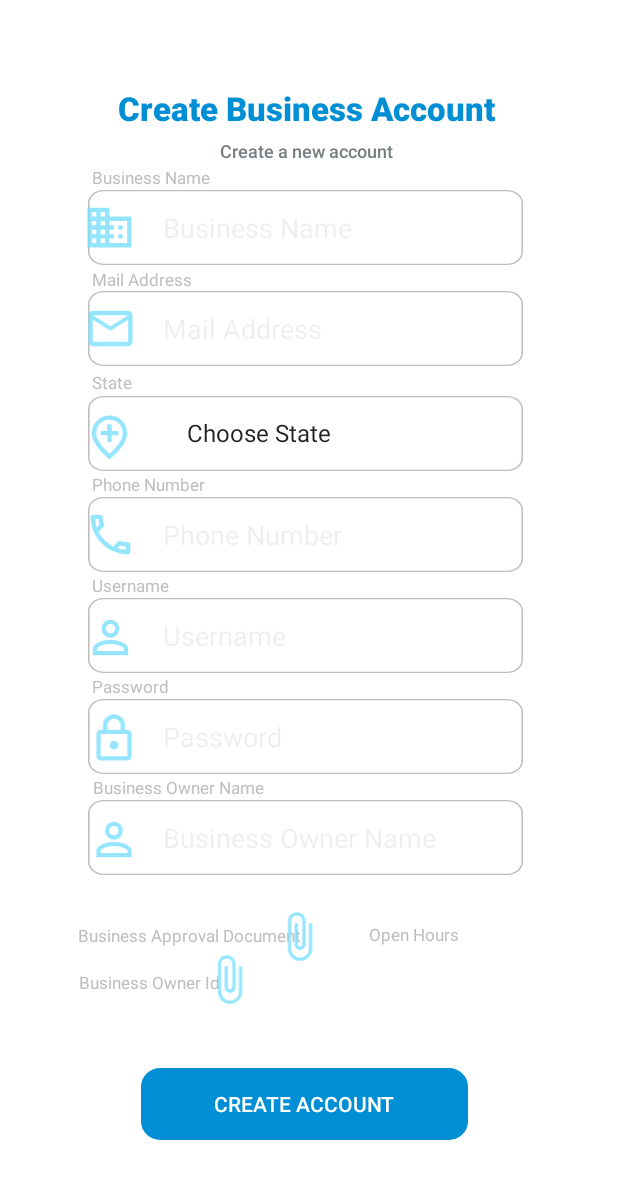
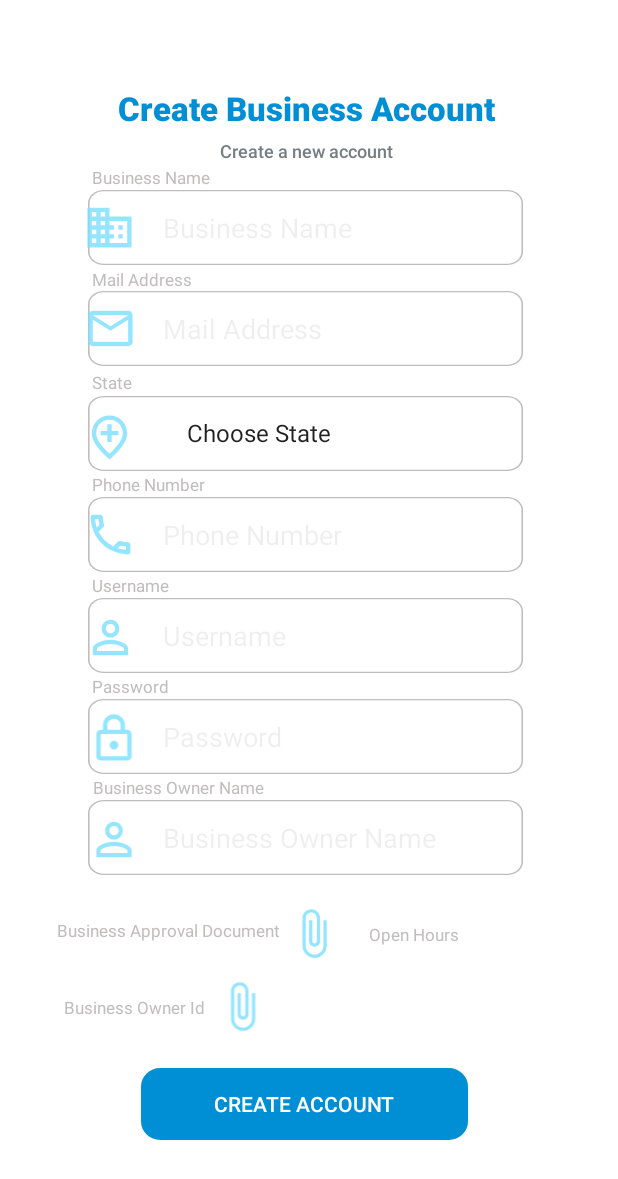
Before and after one commit to EynavP/ChangeTheWorld, an Android app: the CreateBusinessAccount screen opened directly, with no data from a screen before it, on a phone screen of 412 x 824 dp. Shown: the top 1179 px of the screen. Run offline under Robolectric (Android 15) with nearby library versions, the phone set to English and light mode, and no system bars; our stand-ins replace data binding.

```diff
--- a/app/src/main/res/layout/activity_create_business_account.xml
+++ b/app/src/main/res/layout/activity_create_business_account.xml
@@ -256,33 +256,33 @@
                 android:text="@string/businessOwnerName"
                 android:textAppearance="@style/subtitles" />
 
-            <TextView
+
+            <Button
                 android:id="@+id/businessApprovalDoc"
-                android:layout_width="178dp"
+                android:layout_width="227dp"
                 android:layout_height="wrap_content"
                 android:layout_below="@+id/businessOwnerName"
                 android:layout_alignParentLeft="true"
-                android:layout_alignParentEnd="true"
-                android:layout_marginLeft="33dp"
-                android:layout_marginTop="83dp"
-                android:layout_marginEnd="182dp"
-                android:gravity="top"
+                android:layout_marginLeft="15dp"
+                android:layout_marginTop="64dp"
+                android:background="?android:attr/selectableItemBackground"
+                android:paddingRight="50dp"
                 android:text="@string/businessApproval"
-                android:textAppearance="@style/subtitles" />
+                android:textAppearance="@style/subtitles"
+                android:textColor="@color/newGery" />
 
-            <TextView
+            <Button
                 android:id="@+id/businessOwnerId"
-                android:layout_width="138dp"
+                android:layout_width="201dp"
                 android:layout_height="wrap_content"
                 android:layout_below="@+id/businessApprovalDoc"
                 android:layout_alignParentLeft="true"
-                android:layout_alignParentEnd="true"
-                android:layout_marginLeft="34dp"
-                android:layout_marginTop="16dp"
-                android:layout_marginEnd="221dp"
-                android:gravity="top"
+                android:layout_marginLeft="-11dp"
+                android:layout_marginTop="3dp"
+                android:background="?android:attr/selectableItemBackground"
                 android:text="@string/businessOwnerId"
-                android:textAppearance="@style/subtitles" />
+                android:textAppearance="@style/subtitles"
+                android:textColor="@color/newGery" />
 
             <TextView
                 android:id="@+id/businessOpenHours"
@@ -404,9 +404,9 @@
                 android:layout_below="@+id/enterBusinessOwnerName"
                 android:layout_alignParentStart="true"
                 android:layout_alignParentEnd="true"
-                android:layout_marginStart="178dp"
-                android:layout_marginTop="23dp"
-                android:layout_marginEnd="191dp"
+                android:layout_marginStart="187dp"
+                android:layout_marginTop="21dp"
+                android:layout_marginEnd="181dp"
                 app:srcCompat="@drawable/uploadfile" />
 
             <ImageView
@@ -416,9 +416,9 @@
                 android:layout_below="@+id/enterBusinessOwnerName"
                 android:layout_alignParentStart="true"
                 android:layout_alignParentEnd="true"
-                android:layout_marginStart="131dp"
-                android:layout_marginTop="52dp"
-                android:layout_marginEnd="238dp"
+                android:layout_marginStart="140dp"
+                android:layout_marginTop="70dp"
+                android:layout_marginEnd="229dp"
                 app:srcCompat="@drawable/uploadfile" />
 
         </RelativeLayout>
```
Also changed, not shown: app/src/main/java/com/example/changetheworld/CreateBusinessAccount.java (+139 -1 lines).
